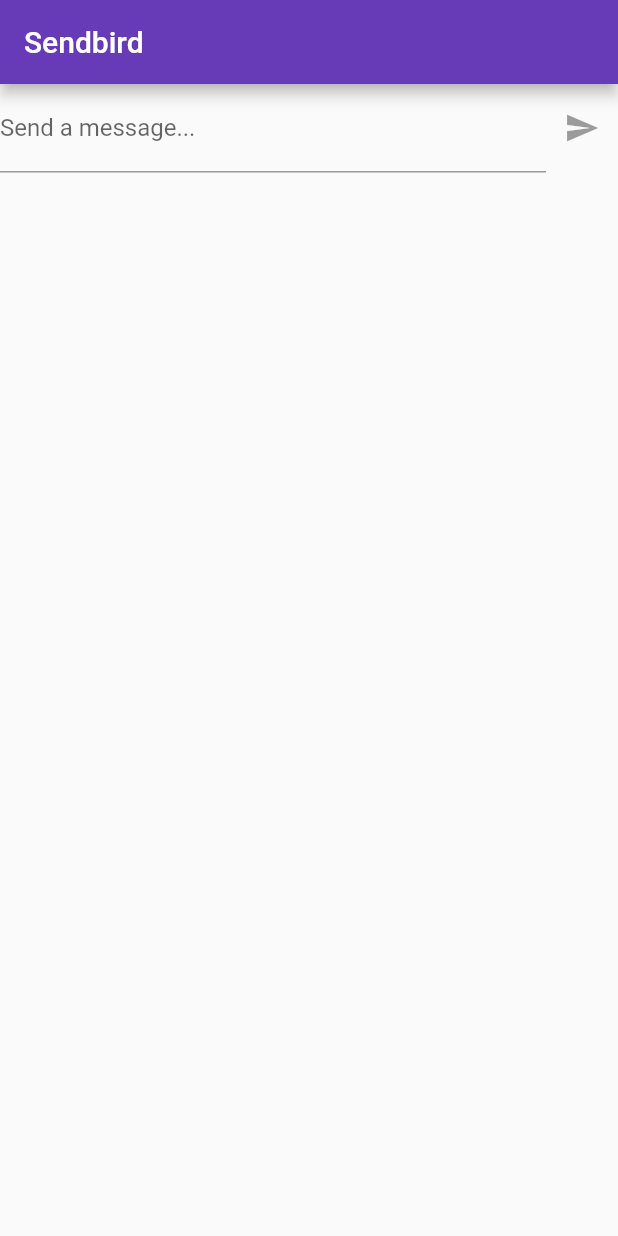
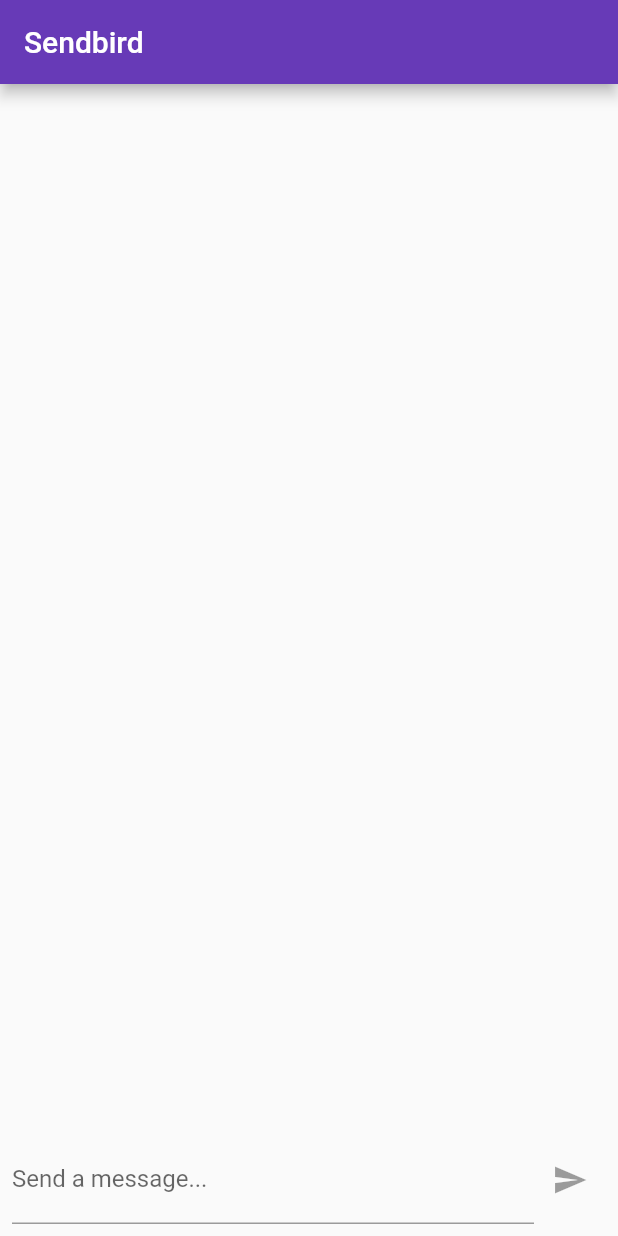
Before and after one commit to seokan-jeong/sendbird_tutorial, a Flutter app: the screen it shows after launch, on a phone screen of 412 x 824 dp. Run offline on Flutter 3.47's test engine with Material 2 defaults, Android fonts, the phone set to English and light mode, and no system bars; missing offline and left inert: sendbird_sdk.

Commit message:
add message, new_message screen

```diff
--- a/lib/main.dart
+++ b/lib/main.dart
@@ -1,11 +1,9 @@
 import 'package:flutter/material.dart';
-import 'package:sendbird_sdk/core/channel/base/base_channel.dart';
 import 'package:sendbird_sdk/core/channel/group/group_channel.dart';
-import 'package:sendbird_sdk/core/channel/open/open_channel.dart';
-import 'package:sendbird_sdk/core/models/user.dart';
-import 'package:sendbird_sdk/params/group_channel_params.dart';
-import 'package:sendbird_sdk/params/user_message_params.dart';
+import 'package:sendbird_tutorial/new_message.dart';
 import 'package:sendbird_tutorial/sendbird.dart';
+
+import 'messages.dart';
 
 void main() {
   runApp(MyApp());
@@ -34,12 +32,6 @@ class MyHomePage extends StatefulWidget {
 }
 
 class _MyHomePageState extends State<MyHomePage> {
-  var _controller = TextEditingController();
-
-  late User _user;
-  late GroupChannel _channel;
-  String _userMessage = '';
-
   @override
   void initState() {
     super.initState();
@@ -54,7 +46,7 @@ class _MyHomePageState extends State<MyHomePage> {
 
   void _initSendbird() async {
     // sign in
-    _user = await sendbird.connect(userId, accessToken: userAccessToken);
+    user = await sendbird.connect(userId, accessToken: userAccessToken);
 
     // // create channel
     // final channelParams = GroupChannelParams()
@@ -63,17 +55,8 @@ class _MyHomePageState extends State<MyHomePage> {
     //
     // final channel = await GroupChannel.createChannel(channelParams);
 
-
     // enter channel
-    _channel = await GroupChannel.getChannel(channelUrl);
-  }
-
-  void _sendMessage() async{
-    // send message
-    _channel.sendUserMessageWithText(_userMessage, onCompleted: (msg, error){
-      print("success");
-    });
-    _controller.clear();
+    channel = await GroupChannel.getChannel(channelUrl);
   }
 
   @override
@@ -83,30 +66,14 @@ class _MyHomePageState extends State<MyHomePage> {
           title: Text('Sendbird'),
         ),
         body: Container(
-        child: Row(
+          child: Column(
             children: [
               Expanded(
-              child: TextField(
-                controller: _controller,
-                maxLines: null,
-                decoration: InputDecoration(
-                  labelText: 'Send a message...'
+                child: Messages(),
               ),
-                onChanged: (value){
-                  setState(() {
-                    _userMessage = value;
-                  });
-                },
-              ),
-            ),
-            IconButton(
-              onPressed: _userMessage.trim().isEmpty ? null : _sendMessage,
-              icon: Icon(Icons.send),
-              color: Colors.deepPurpleAccent,
-            ),
+              NewMessage(),
             ],
           ),
-      ),
-    );
+        ));
   }
 }
--- /dev/null
+++ b/lib/messages.dart
@@ -0,0 +1,10 @@
+import 'package:flutter/material.dart';
+
+class Messages extends StatelessWidget {
+  const Messages({Key? key}) : super(key: key);
+
+  @override
+  Widget build(BuildContext context) {
+    return Container();
+  }
+}
--- /dev/null
+++ b/lib/new_message.dart
@@ -0,0 +1,54 @@
+import 'package:flutter/material.dart';
+import 'sendbird.dart';
+import 'package:sendbird_sdk/core/channel/base/base_channel.dart';
+
+class NewMessage extends StatefulWidget {
+  const NewMessage({Key? key}) : super(key: key);
+
+  @override
+  _NewMessageState createState() => _NewMessageState();
+}
+
+class _NewMessageState extends State<NewMessage> {
+  var _controller = TextEditingController();
+  String _userMessage = '';
+
+  void _sendMessage() async{
+    // send message
+    channel.sendUserMessageWithText(_userMessage, onCompleted: (msg, error){
+      print("success");
+    });
+    _controller.clear();
+  }
+
+  @override
+  Widget build(BuildContext context) {
+    return Container(
+      margin: EdgeInsets.only(top: 8),
+      padding: EdgeInsets.all(8),
+      child: Row(
+        children: [
+          Expanded(
+            child: TextField(
+              controller: _controller,
+              maxLines: null,
+              decoration: InputDecoration(
+                  labelText: 'Send a message...'
+              ),
+              onChanged: (value){
+                setState(() {
+                  _userMessage = value;
+                });
+              },
+            ),
+          ),
+          IconButton(
+            onPressed: _userMessage.trim().isEmpty ? null : _sendMessage,
+            icon: Icon(Icons.send),
+            color: Colors.deepPurpleAccent,
+          ),
+        ],
+      ),
+    );
+  }
+}
```
Lines whose indentation alone changed are shown as unchanged.
